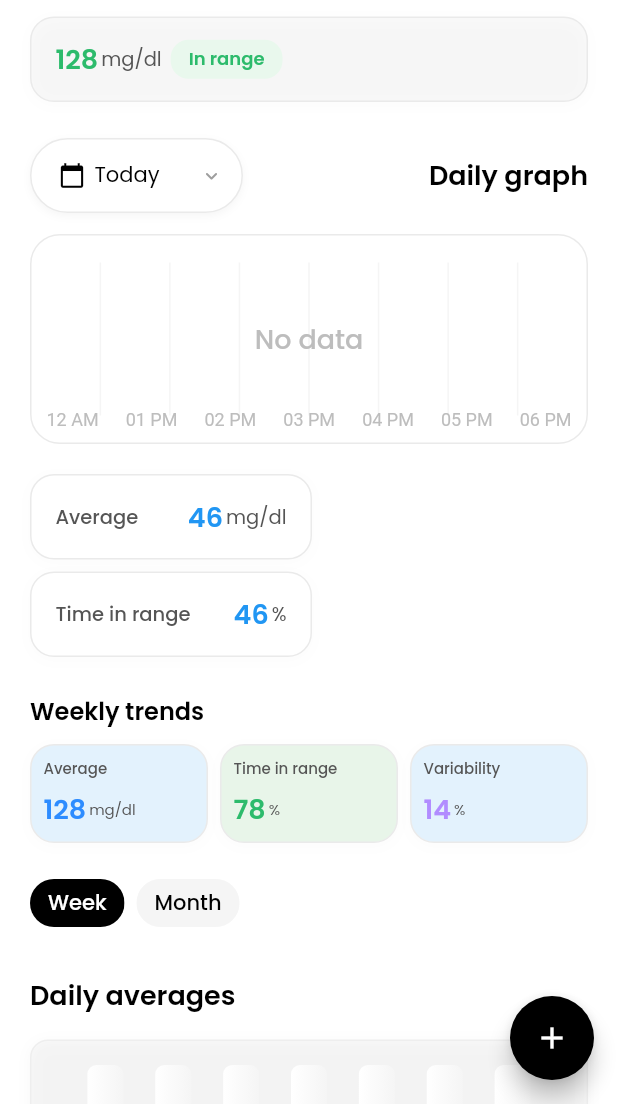
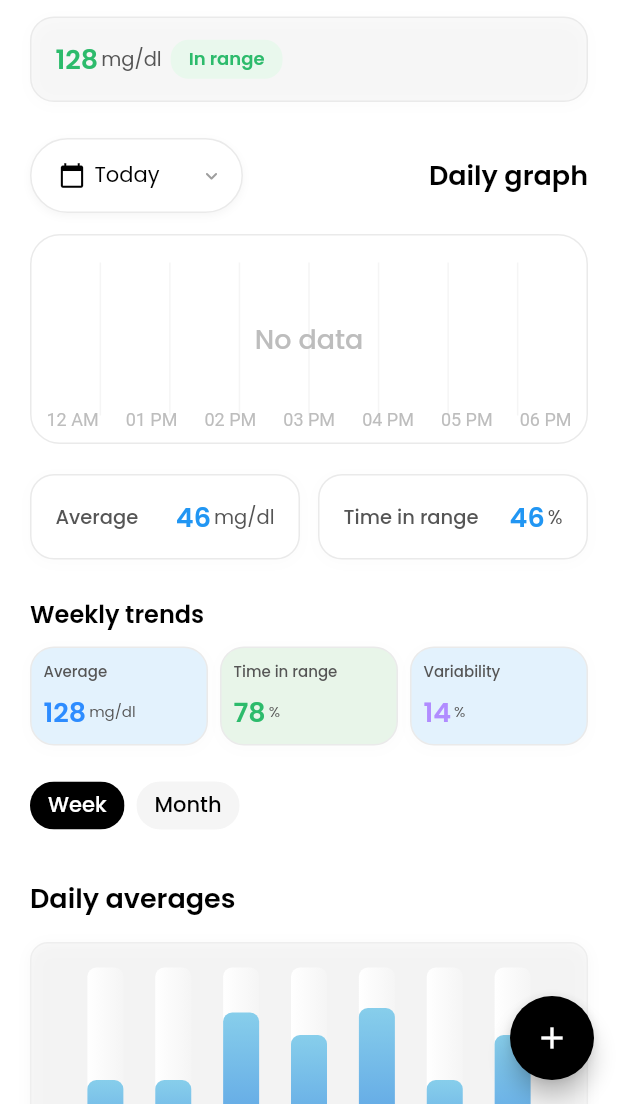
Before and after one commit to hamzaali265/ui_screens, a Flutter app: the screen it shows after launch, on a phone screen of 412 x 824 dp, the part 132-1236 px from its top. Run offline on Flutter 3.47's test engine with Material 3 defaults, Android fonts, the phone set to English and light mode, and no system bars; drawn by our look-alikes of fl_chart; our stand-ins replace google_fonts, table_calendar.

Commit message:
fixed the dail graph

```diff
--- a/lib/widgets/daily_graph_section.dart
+++ b/lib/widgets/daily_graph_section.dart
@@ -17,13 +17,16 @@
 
   @override
   Widget build(BuildContext context) {
-    double cardWidth = MediaQuery.of(context).size.width;
-    final isSmallScreen = cardWidth < 400;
-    final itemWidth = isSmallScreen ? cardWidth : (cardWidth - 36) / 2;
+    return LayoutBuilder(
+      builder: (context, constraints) {
+        final double totalWidth = constraints.maxWidth;
+        final double spacing = 12;
+        final double itemWidth = (totalWidth - spacing) / 2;
 
         return Column(
           crossAxisAlignment: CrossAxisAlignment.start,
           children: [
+            // Top row with dropdown and title
             Row(
               mainAxisAlignment: MainAxisAlignment.spaceBetween,
               children: [
@@ -60,7 +63,7 @@
                           child: Row(
                             children: [
                               const SizedBox(width: 6),
-                          Icon(
+                              const Icon(
                                 Icons.calendar_today,
                                 size: 18,
                                 color: Colors.black,
@@ -96,6 +99,8 @@
               ],
             ),
             const SizedBox(height: 14),
+
+            // Graph container
             Container(
               width: double.infinity,
               height: 140,
@@ -116,7 +121,6 @@
                       );
                     }),
                   ),
-
                   Center(
                     child: Text(
                       'No data',
@@ -127,7 +131,6 @@
                       ),
                     ),
                   ),
-
                   Align(
                     alignment: Alignment.bottomCenter,
                     child: Padding(
@@ -196,8 +199,9 @@
             ),
             const SizedBox(height: 20),
 
+            // Value cards
             Wrap(
-          spacing: 12,
+              spacing: spacing,
               runSpacing: 8,
               children: [
                 SizedBox(
@@ -222,5 +226,7 @@
             ),
           ],
         );
+      },
+    );
   }
 }
```
Lines whose indentation alone changed are shown as unchanged.
